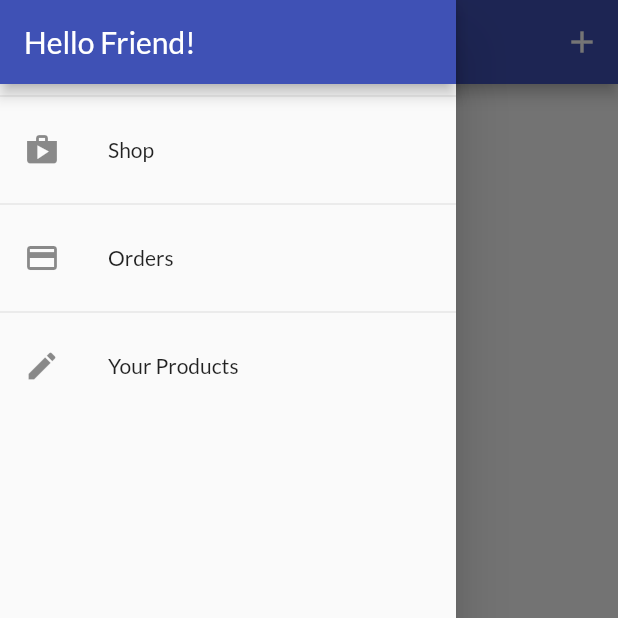
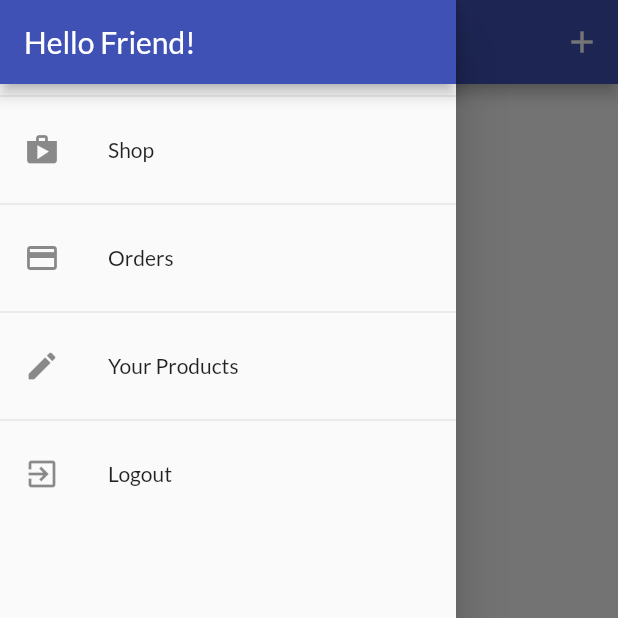
Before and after one commit to alinbabu2010/ShopApp, a Flutter app: the UserProductsScreen screen opened by its route, with the side drawer open, on a phone screen of 412 x 824 dp, the top half of it. Run offline on Flutter 3.47's test engine with Material 2 defaults, Android fonts, the phone set to English and light mode, and no system bars; network calls fail.

Commit message:
Add logout functionality

```diff
--- a/lib/utils/constants.dart
+++ b/lib/utils/constants.dart
@@ -13,6 +13,7 @@ const yourOrders = 'Your Orders';
 const orders = 'Orders';
 const shop = 'Shop';
 const drawerTitle = "Hello Friend!";
+const logout = "Logout";
 const cartAddedMsg = 'Added item to cart!';
 const undo = 'UNDO';
 const dismissDialogTitleText = 'Are you sure?';
--- a/lib/widgets/app_drawer.dart
+++ b/lib/widgets/app_drawer.dart
@@ -1,9 +1,11 @@
 import 'package:flutter/material.dart';
+import 'package:provider/provider.dart';
 import 'package:shop_app/screens/orders_screen.dart';
 import 'package:shop_app/screens/products_overview_screen.dart';
 import 'package:shop_app/screens/user_products_screen.dart';
 import 'package:shop_app/utils/constants.dart';
 
+import '../providers/auth.dart';
 import 'drawer_item.dart';
 
 class AppDrawer extends StatelessWidget {
@@ -34,7 +36,16 @@ class AppDrawer extends StatelessWidget {
               Icons.edit,
               yourProducts,
               UserProductsScreen.routeName,
-            )
+            ),
+            const Divider(),
+            ListTile(
+              leading: const Icon(Icons.exit_to_app),
+              title: const Text(logout),
+              onTap: () {
+                Navigator.of(context).pop();
+                Provider.of<Auth>(context, listen: false).logout();
+              },
+            ),
           ],
         ),
       ),
```
Also changed, not shown: lib/providers/auth.dart (+7 -0 lines).
